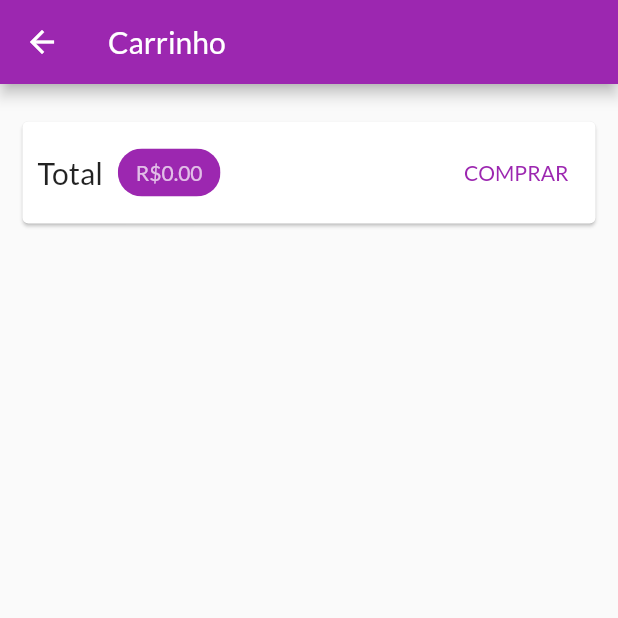
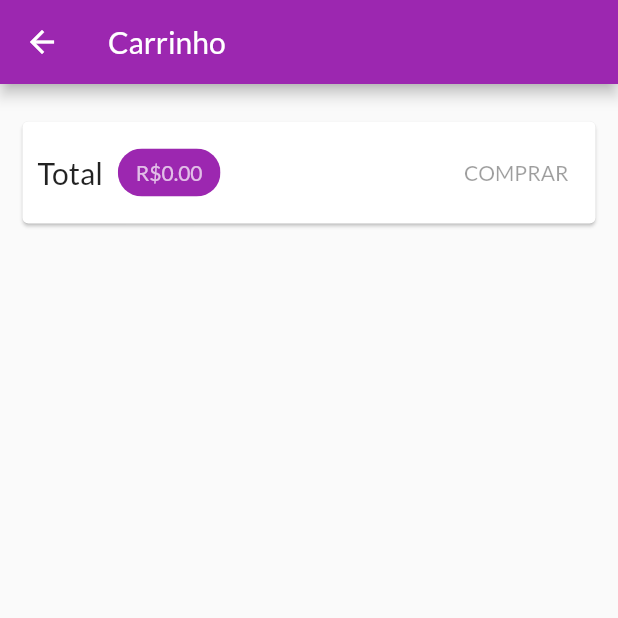
Before and after one commit to karudia1/shop_udemy, a Flutter app: the CartPage screen opened by its route, on a phone screen of 412 x 824 dp, the top half of it. Run offline on Flutter 3.47's test engine with Material 2 defaults, Android fonts, the phone set to English and light mode, and no system bars; network calls fail.

Commit message:
Carregar pedidos

```diff
--- a/shop/lib/pages/cart_page.dart
+++ b/shop/lib/pages/cart_page.dart
@@ -47,18 +47,7 @@ class CartPage extends StatelessWidget {
                     backgroundColor: Theme.of(context).primaryColor,
                   ),
                   Spacer(),
-                  TextButton(
-                    child: Text('COMPRAR'),
-                    style: TextButton.styleFrom(
-                      primary: Theme.of(context).primaryColor,
-                    ),
-                    onPressed: () {
-                      Provider.of<OrderList>(context, listen: false)
-                          .addOrder(cart);
-
-                      cart.clear();
-                    },
-                  ),
+                  CartButton(cart: cart),
                 ],
               ),
             ),
@@ -77,3 +66,43 @@ class CartPage extends StatelessWidget {
     );
   }
 }
+
+class CartButton extends StatefulWidget {
+  const CartButton({
+    Key? key,
+    required this.cart,
+  }) : super(key: key);
+
+  final Cart cart;
+
+  @override
+  State<CartButton> createState() => _CartButtonState();
+}
+
+class _CartButtonState extends State<CartButton> {
+  bool _isLoading = false;
+
+  @override
+  Widget build(BuildContext context) {
+    return _isLoading
+        ? CircularProgressIndicator()
+        : TextButton(
+            child: Text('COMPRAR'),
+            style: TextButton.styleFrom(
+              primary: Theme.of(context).primaryColor,
+            ),
+            //validação para desabilitar o botão de compra
+            onPressed: widget.cart.itemsCount == 0
+                ? null
+                : () async {
+                    setState(() => _isLoading = true);
+
+                    await Provider.of<OrderList>(context, listen: false)
+                        .addOrder(widget.cart);
+
+                    widget.cart.clear();
+                    setState(() => _isLoading = false);
+                  },
+          );
+  }
+}
--- a/shop/lib/utils/constants.dart
+++ b/shop/lib/utils/constants.dart
@@ -3,4 +3,6 @@
 class Constants {
   static const PRODUCT_BASE_URL =
       'https://shop-udemy-38dca-default-rtdb.firebaseio.com/products';
+  static const ORDER_BASE_URL =
+      'https://shop-udemy-38dca-default-rtdb.firebaseio.com/orders';
 }
```
Also changed, not shown: shop/lib/models/order_list.dart (+68 -2 lines), shop/lib/pages/orders_page.dart (+28 -6 lines).
